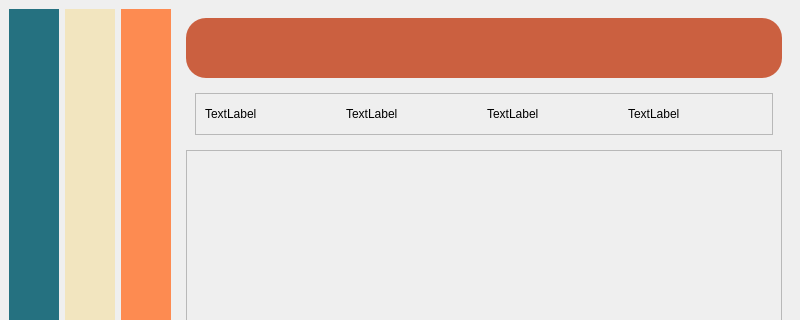
This is eventdetailpage.ui in Prabin-63/EMS as Qt 5 draws it before an edit; both pictures show x 0 to 800 and y 0 to 320 of the 800 by 600 pixel window. The edited form follows.
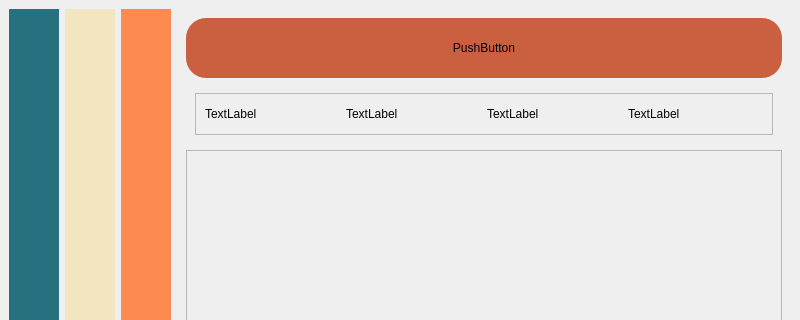
This is the edited form.

```diff
--- a/eventdetailpage.ui
+++ b/eventdetailpage.ui
@@ -95,6 +95,15 @@
             <string notr="true">background-color:#CB6040;
 border-radius:20px;</string>
            </property>
+           <layout class="QHBoxLayout" name="horizontalLayout_7">
+            <item>
+             <widget class="QPushButton" name="pushButton">
+              <property name="text">
+               <string>PushButton</string>
+              </property>
+             </widget>
+            </item>
+           </layout>
           </widget>
          </item>
          <item>
```
